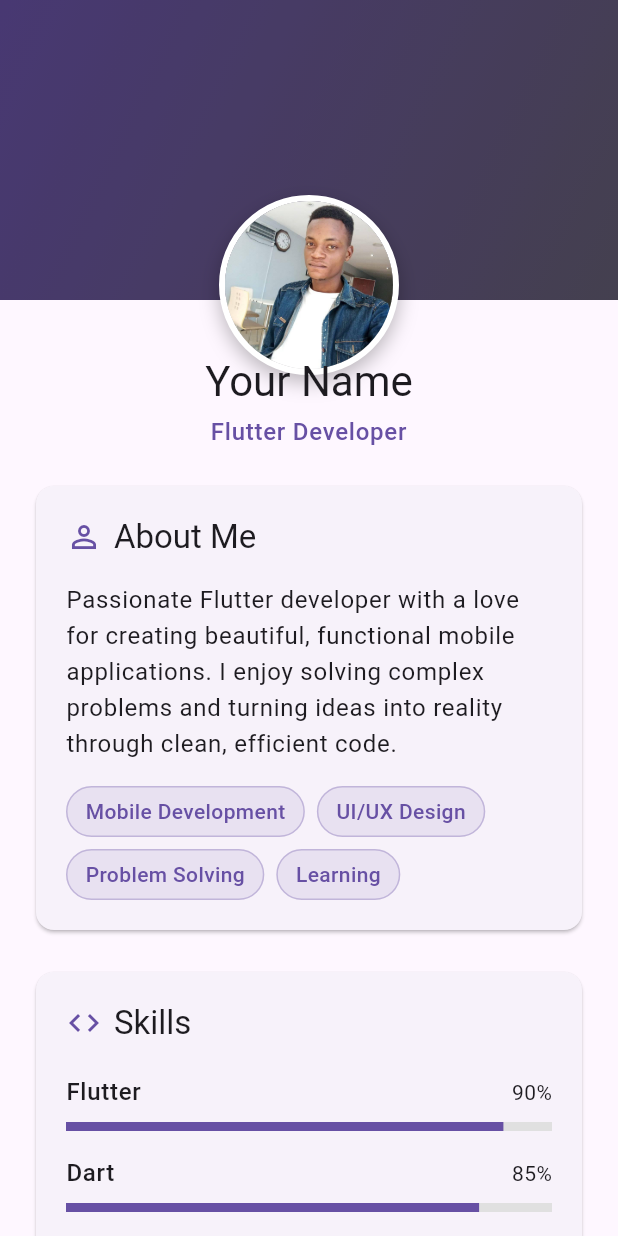
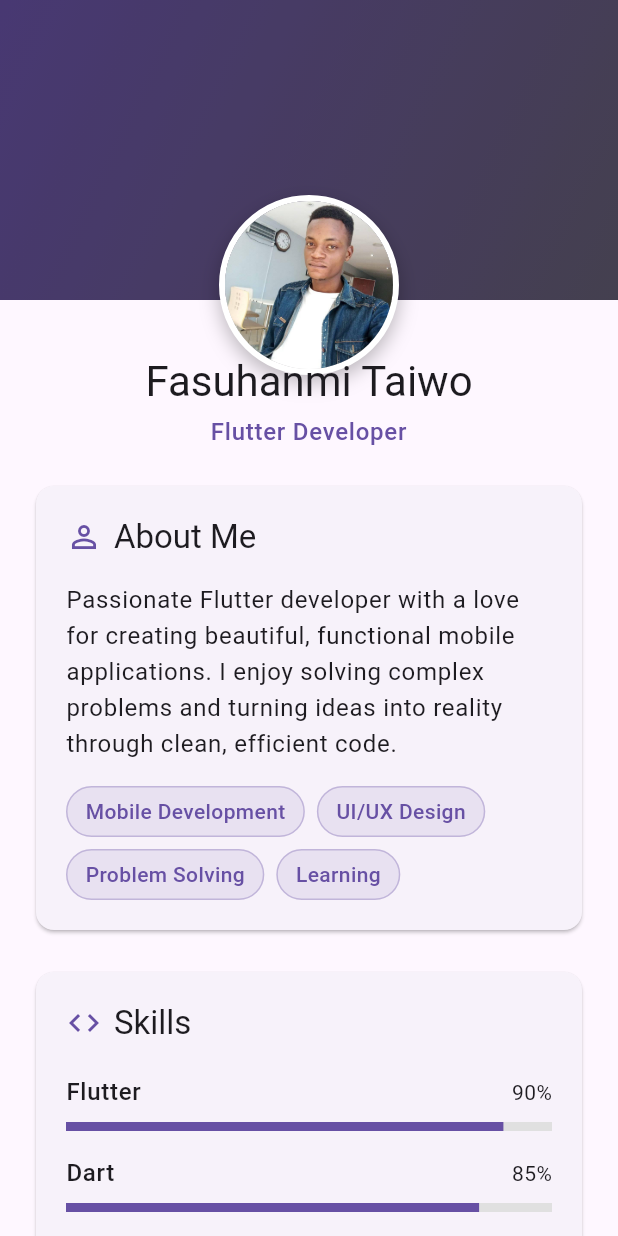
Before and after one commit to FashT/Profile-page, a Flutter app: the screen it shows after launch, on a phone screen of 412 x 824 dp. Run offline on Flutter 3.47's test engine with Material 3 defaults, Android fonts, the phone set to English and light mode, and no system bars; our stand-ins replace font_awesome_flutter.

Commit message:
new changes

```diff
--- a/lib/screens/profile_header.dart
+++ b/lib/screens/profile_header.dart
@@ -71,7 +71,7 @@ class ProfileHeader extends StatelessWidget {
             child: Column(
               children: [
                 Text(
-                  'Your Name',
+                  'Fasuhanmi Taiwo',
                   style: Theme.of(context).textTheme.headlineMedium,
                   textAlign: TextAlign.center,
                 ),
```
